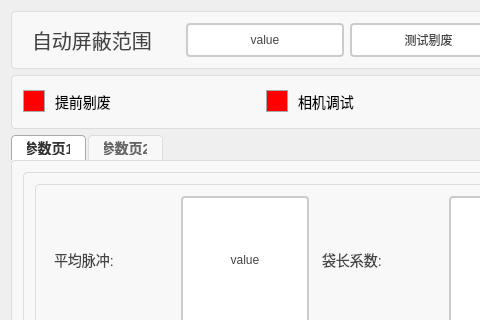
This is Project/SmartCroppingOfBags/ui/DlgProductSet.ui in WIND-ROAD-RUN/RW_UL as Qt 5 draws it before an edit; both pictures show x 0 to 480 and y 0 to 320 of the 1183 by 854 pixel window. The edited form follows.
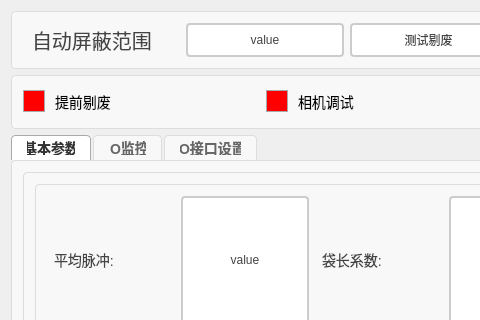
This is the edited form. The open tabs and pages were chosen to show the change. Icons and pictures are not drawn.

Commit message: 添加设置页

```diff
--- a/Project/SmartCroppingOfBags/ui/DlgProductSet.ui
+++ b/Project/SmartCroppingOfBags/ui/DlgProductSet.ui
@@ -698,7 +698,7 @@
      </property>
      <widget class="QWidget" name="tab_1">
       <attribute name="title">
-       <string>参数页1</string>
+       <string>基本参数</string>
       </attribute>
       <layout class="QHBoxLayout" name="horizontalLayout_7">
        <item>
@@ -4254,7 +4254,12 @@
      </widget>
      <widget class="QWidget" name="tab_2">
       <attribute name="title">
-       <string>参数页2</string>
+       <string>IO监控</string>
+      </attribute>
+     </widget>
+     <widget class="QWidget" name="IO">
+      <attribute name="title">
+       <string>IO接口设置</string>
       </attribute>
      </widget>
     </widget>
```
Left out of the diff: 2 changed lines with no effect on the pictures. The commit also changes 1 other file.
